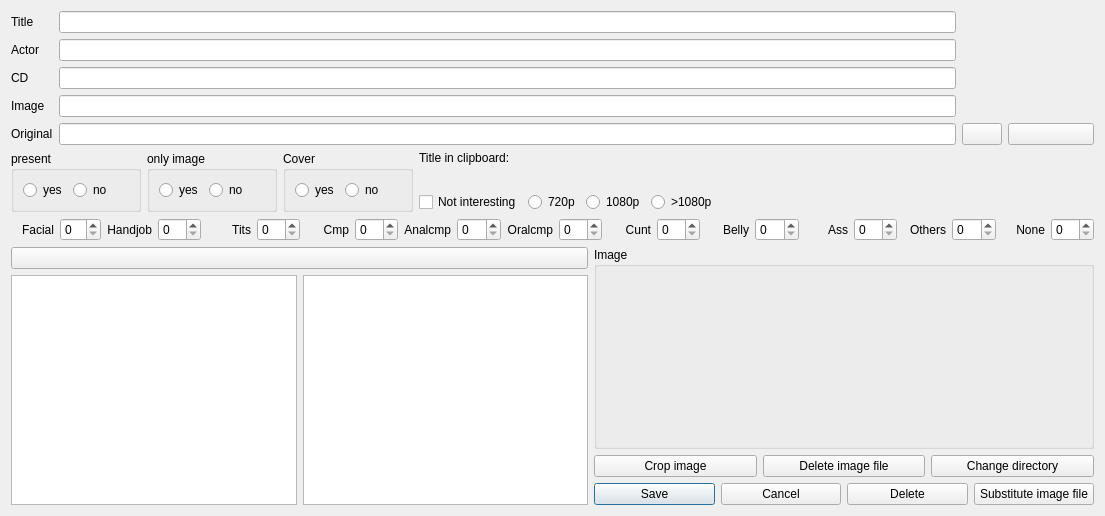
This is pordb_neu.ui in hwmay/pordb as Qt 5 draws it before an edit. The edited form follows.
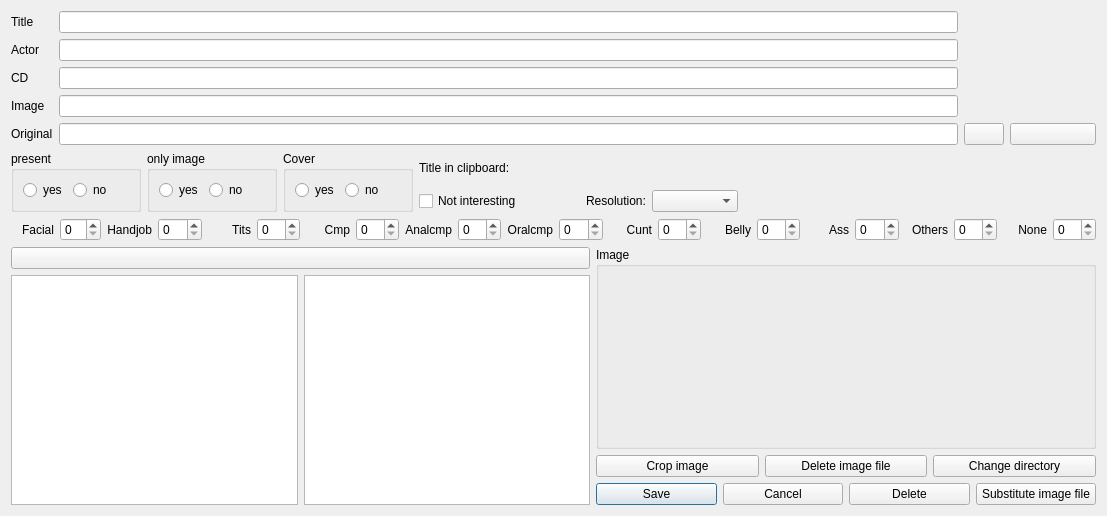
This is the edited form. Icons and pictures are not drawn.

Commit message: Properties with resolution cleared

```diff
--- a/pordb_neu.ui
+++ b/pordb_neu.ui
@@ -6,7 +6,7 @@
    <rect>
     <x>0</x>
     <y>0</y>
-    <width>1105</width>
+    <width>1107</width>
     <height>516</height>
    </rect>
   </property>
@@ -18,7 +18,169 @@
     <normaloff>pypordb/8027068_splash.png</normaloff>pypordb/8027068_splash.png</iconset>
   </property>
   <layout class="QGridLayout" name="gridLayout_3">
-   <item row="1" column="0" rowspan="2">
+   <item row="0" column="0">
+    <layout class="QVBoxLayout" name="verticalLayout_2">
+     <item>
+      <layout class="QGridLayout" name="gridLayout">
+       <item row="0" column="0">
+        <widget class="QLabel" name="label_1">
+         <property name="text">
+          <string>Title</string>
+         </property>
+        </widget>
+       </item>
+       <item row="0" column="1">
+        <widget class="QLineEdit" name="lineEditNeuTitel">
+         <property name="whatsThis">
+          <string>Enter file name</string>
+         </property>
+        </widget>
+       </item>
+       <item row="0" column="3">
+        <widget class="QLabel" name="labelTitel">
+         <property name="sizePolicy">
+          <sizepolicy hsizetype="Fixed" vsizetype="Fixed">
+           <horstretch>86</horstretch>
+           <verstretch>18</verstretch>
+          </sizepolicy>
+         </property>
+         <property name="minimumSize">
+          <size>
+           <width>86</width>
+           <height>18</height>
+          </size>
+         </property>
+         <property name="text">
+          <string/>
+         </property>
+        </widget>
+       </item>
+       <item row="1" column="0">
+        <widget class="QLabel" name="label_2">
+         <property name="text">
+          <string>Actor</string>
+         </property>
+        </widget>
+       </item>
+       <item row="1" column="1">
+        <widget class="QLineEdit" name="lineEditNeuDarsteller">
+         <property name="toolTip">
+          <string/>
+         </property>
+         <property name="whatsThis">
+          <string>Enter the list of actors, separated by comma</string>
+         </property>
+        </widget>
+       </item>
+       <item row="2" column="0">
+        <widget class="QLabel" name="label_3">
+         <property name="text">
+          <string>CD</string>
+         </property>
+        </widget>
+       </item>
+       <item row="2" column="1">
+        <widget class="QLineEdit" name="lineEditNeuCD">
+         <property name="whatsThis">
+          <string>Enter directory</string>
+         </property>
+        </widget>
+       </item>
+       <item row="3" column="0">
+        <widget class="QLabel" name="label_4">
+         <property name="text">
+          <string>Image</string>
+         </property>
+        </widget>
+       </item>
+       <item row="3" column="1">
+        <widget class="QLineEdit" name="lineEditNeuBild">
+         <property name="whatsThis">
+          <string>Enter file name of image file</string>
+         </property>
+        </widget>
+       </item>
+       <item row="3" column="3">
+        <widget class="QLabel" name="labelBild">
+         <property name="sizePolicy">
+          <sizepolicy hsizetype="Fixed" vsizetype="Fixed">
+           <horstretch>86</horstretch>
+           <verstretch>18</verstretch>
+          </sizepolicy>
+         </property>
+         <property name="minimumSize">
+          <size>
+           <width>86</width>
+           <height>18</height>
+          </size>
+         </property>
+         <property name="text">
+          <string/>
+         </property>
+        </widget>
+       </item>
+       <item row="4" column="0">
+        <widget class="QLabel" name="label_6">
+         <property name="text">
+          <string>Original</string>
+         </property>
+        </widget>
+       </item>
+       <item row="4" column="1">
+        <widget class="QLineEdit" name="lineEditNeuOriginal">
+         <property name="whatsThis">
+          <string>Enter original title of the movie. For adding more titles, please press the button on the right side.</string>
+         </property>
+        </widget>
+       </item>
+       <item row="4" column="2">
+        <widget class="QPushButton" name="pushButtonOriginalAlt">
+         <property name="toolTip">
+          <string>&lt;html&gt;&lt;head/&gt;&lt;body&gt;&lt;p&gt;Reuse last entered original title, Ctrl+Y&lt;/p&gt;&lt;/body&gt;&lt;/html&gt;</string>
+         </property>
+         <property name="whatsThis">
+          <string>Reuse last entered original title</string>
+         </property>
+         <property name="text">
+          <string/>
+         </property>
+         <property name="icon">
+          <iconset>
+           <normalon>pypordb/appointment-recurring.png</normalon>
+          </iconset>
+         </property>
+         <property name="shortcut">
+          <string>Ctrl+Y</string>
+         </property>
+         <property name="autoDefault">
+          <bool>true</bool>
+         </property>
+        </widget>
+       </item>
+       <item row="4" column="3">
+        <widget class="QPushButton" name="pushButtonOriginal">
+         <property name="toolTip">
+          <string>Enter more movie titles</string>
+         </property>
+         <property name="whatsThis">
+          <string>Enter more movie titles</string>
+         </property>
+         <property name="text">
+          <string/>
+         </property>
+         <property name="icon">
+          <iconset>
+           <normaloff>pypordb/go-next.svg</normaloff>pypordb/go-next.svg</iconset>
+         </property>
+        </widget>
+       </item>
+      </layout>
+     </item>
+     <item>
+      <layout class="QHBoxLayout" name="horizontalLayout_12">
+       <item>
+        <layout class="QHBoxLayout" name="horizontalLayout_11">
+         <item>
     <widget class="QGroupBox" name="groupBox_4">
      <property name="minimumSize">
       <size>
@@ -51,7 +213,7 @@
      </layout>
     </widget>
    </item>
-   <item row="1" column="1" rowspan="2">
+         <item>
     <widget class="QGroupBox" name="groupBox_5">
      <property name="minimumSize">
       <size>
@@ -84,7 +246,7 @@
      </layout>
     </widget>
    </item>
-   <item row="1" column="2" rowspan="2">
+         <item>
     <widget class="QGroupBox" name="groupBox_6">
      <property name="minimumSize">
       <size>
@@ -117,16 +279,20 @@
      </layout>
     </widget>
    </item>
-   <item row="1" column="3">
-    <layout class="QFormLayout" name="formLayout_5">
-     <item row="0" column="0">
+        </layout>
+       </item>
+       <item>
+        <layout class="QVBoxLayout" name="verticalLayout">
+         <item>
+          <layout class="QHBoxLayout" name="horizontalLayout_13">
+           <item>
       <widget class="QLabel" name="label_8">
        <property name="text">
         <string>Title in clipboard:</string>
        </property>
       </widget>
      </item>
-     <item row="0" column="1">
+           <item>
       <widget class="QLabel" name="labelOriginal">
        <property name="text">
         <string/>
@@ -135,9 +301,11 @@
      </item>
     </layout>
    </item>
-   <item row="2" column="3">
+         <item>
     <layout class="QHBoxLayout" name="horizontalLayout_10">
      <item>
+            <layout class="QHBoxLayout" name="horizontalLayout_7">
+             <item>
       <widget class="QCheckBox" name="checkBoxUninteressant">
        <property name="whatsThis">
         <string>Check this box, if you did not like the movie</string>
@@ -148,51 +316,71 @@
       </widget>
      </item>
      <item>
-      <widget class="QRadioButton" name="radioButton720p">
-       <property name="whatsThis">
-        <string>&lt;html&gt;&lt;head/&gt;&lt;body&gt;&lt;p&gt;High definition with 720p&lt;/p&gt;&lt;/body&gt;&lt;/html&gt;</string>
-       </property>
-       <property name="text">
-        <string>720p</string>
-       </property>
-      </widget>
-     </item>
-     <item>
-      <widget class="QRadioButton" name="radioButton1080p">
-       <property name="whatsThis">
-        <string>&lt;html&gt;&lt;head/&gt;&lt;body&gt;&lt;p&gt;High definition with 1080p&lt;/p&gt;&lt;/body&gt;&lt;/html&gt;</string>
-       </property>
-       <property name="text">
-        <string>1080p</string>
-       </property>
-      </widget>
-     </item>
-     <item>
-      <widget class="QRadioButton" name="radioButton_more_1080p">
-       <property name="whatsThis">
-        <string>&lt;html&gt;&lt;head/&gt;&lt;body&gt;&lt;p&gt;High definition with more than 1080p&lt;/p&gt;&lt;/body&gt;&lt;/html&gt;</string>
-       </property>
-       <property name="text">
-        <string>&gt;1080p</string>
-       </property>
-      </widget>
-     </item>
-     <item>
-      <spacer name="horizontalSpacer">
+              <spacer name="horizontalSpacer_2">
        <property name="orientation">
         <enum>Qt::Horizontal</enum>
        </property>
        <property name="sizeHint" stdset="0">
         <size>
-         <width>578</width>
+                 <width>40</width>
          <height>20</height>
         </size>
        </property>
       </spacer>
      </item>
-    </layout>
-   </item>
-   <item row="3" column="0" colspan="4">
+             <item>
+              <widget class="QLabel" name="label_17">
+               <property name="text">
+                <string>Resolution:</string>
+               </property>
+              </widget>
+             </item>
+             <item>
+              <widget class="QComboBox" name="comboBoxDefinition">
+               <item>
+                <property name="text">
+                 <string/>
+                </property>
+               </item>
+               <item>
+                <property name="text">
+                 <string>SD</string>
+                </property>
+               </item>
+               <item>
+                <property name="text">
+                 <string>HD 720p</string>
+                </property>
+               </item>
+               <item>
+                <property name="text">
+                 <string>HD 1080p</string>
+                </property>
+               </item>
+              </widget>
+             </item>
+            </layout>
+           </item>
+           <item>
+            <spacer name="horizontalSpacer">
+             <property name="orientation">
+              <enum>Qt::Horizontal</enum>
+             </property>
+             <property name="sizeHint" stdset="0">
+              <size>
+               <width>358</width>
+               <height>22</height>
+              </size>
+             </property>
+            </spacer>
+           </item>
+          </layout>
+         </item>
+        </layout>
+       </item>
+      </layout>
+     </item>
+     <item>
     <layout class="QHBoxLayout" name="horizontalLayout_5">
      <item>
       <widget class="QLabel" name="label">
@@ -346,7 +534,7 @@
      </item>
     </layout>
    </item>
-   <item row="4" column="0" colspan="4">
+     <item>
     <layout class="QHBoxLayout" name="horizontalLayout_9">
      <item>
       <layout class="QVBoxLayout" name="verticalLayout_3">
@@ -532,160 +720,6 @@
       </layout>
      </item>
     </layout>
-   </item>
-   <item row="0" column="0" colspan="4">
-    <layout class="QGridLayout" name="gridLayout">
-     <item row="0" column="0">
-      <widget class="QLabel" name="label_1">
-       <property name="text">
-        <string>Title</string>
-       </property>
-      </widget>
-     </item>
-     <item row="0" column="1">
-      <widget class="QLineEdit" name="lineEditNeuTitel">
-       <property name="whatsThis">
-        <string>Enter file name</string>
-       </property>
-      </widget>
-     </item>
-     <item row="0" column="3">
-      <widget class="QLabel" name="labelTitel">
-       <property name="sizePolicy">
-        <sizepolicy hsizetype="Fixed" vsizetype="Fixed">
-         <horstretch>86</horstretch>
-         <verstretch>18</verstretch>
-        </sizepolicy>
-       </property>
-       <property name="minimumSize">
-        <size>
-         <width>86</width>
-         <height>18</height>
-        </size>
-       </property>
-       <property name="text">
-        <string/>
-       </property>
-      </widget>
-     </item>
-     <item row="1" column="0">
-      <widget class="QLabel" name="label_2">
-       <property name="text">
-        <string>Actor</string>
-       </property>
-      </widget>
-     </item>
-     <item row="1" column="1">
-      <widget class="QLineEdit" name="lineEditNeuDarsteller">
-       <property name="toolTip">
-        <string/>
-       </property>
-       <property name="whatsThis">
-        <string>Enter the list of actors, separated by comma</string>
-       </property>
-      </widget>
-     </item>
-     <item row="2" column="0">
-      <widget class="QLabel" name="label_3">
-       <property name="text">
-        <string>CD</string>
-       </property>
-      </widget>
-     </item>
-     <item row="2" column="1">
-      <widget class="QLineEdit" name="lineEditNeuCD">
-       <property name="whatsThis">
-        <string>Enter directory</string>
-       </property>
-      </widget>
-     </item>
-     <item row="3" column="0">
-      <widget class="QLabel" name="label_4">
-       <property name="text">
-        <string>Image</string>
-       </property>
-      </widget>
-     </item>
-     <item row="3" column="1">
-      <widget class="QLineEdit" name="lineEditNeuBild">
-       <property name="whatsThis">
-        <string>Enter file name of image file</string>
-       </property>
-      </widget>
-     </item>
-     <item row="3" column="3">
-      <widget class="QLabel" name="labelBild">
-       <property name="sizePolicy">
-        <sizepolicy hsizetype="Fixed" vsizetype="Fixed">
-         <horstretch>86</horstretch>
-         <verstretch>18</verstretch>
-        </sizepolicy>
-       </property>
-       <property name="minimumSize">
-        <size>
-         <width>86</width>
-         <height>18</height>
-        </size>
-       </property>
-       <property name="text">
-        <string/>
-       </property>
-      </widget>
-     </item>
-     <item row="4" column="0">
-      <widget class="QLabel" name="label_6">
-       <property name="text">
-        <string>Original</string>
-       </property>
-      </widget>
-     </item>
-     <item row="4" column="1">
-      <widget class="QLineEdit" name="lineEditNeuOriginal">
-       <property name="whatsThis">
-        <string>Enter original title of the movie. For adding more titles, please press the button on the right side.</string>
-       </property>
-      </widget>
-     </item>
-     <item row="4" column="2">
-      <widget class="QPushButton" name="pushButtonOriginalAlt">
-       <property name="toolTip">
-        <string>&lt;html&gt;&lt;head/&gt;&lt;body&gt;&lt;p&gt;Reuse last entered original title, Ctrl+Y&lt;/p&gt;&lt;/body&gt;&lt;/html&gt;</string>
-       </property>
-       <property name="whatsThis">
-        <string>Reuse last entered original title</string>
-       </property>
-       <property name="text">
-        <string/>
-       </property>
-       <property name="icon">
-        <iconset>
-         <normalon>pypordb/appointment-recurring.png</normalon>
-        </iconset>
-       </property>
-       <property name="shortcut">
-        <string>Ctrl+Y</string>
-       </property>
-       <property name="autoDefault">
-        <bool>true</bool>
-       </property>
-      </widget>
-     </item>
-     <item row="4" column="3">
-      <widget class="QPushButton" name="pushButtonOriginal">
-       <property name="toolTip">
-        <string>Enter more movie titles</string>
-       </property>
-       <property name="whatsThis">
-        <string>Enter more movie titles</string>
-       </property>
-       <property name="text">
-        <string/>
-       </property>
-       <property name="icon">
-        <iconset>
-         <normaloff>pypordb/go-next.svg</normaloff>pypordb/go-next.svg</iconset>
-       </property>
-      </widget>
      </item>
     </layout>
    </item>
```
Lines whose indentation alone changed are shown as unchanged. The commit also changes 8 other files.
